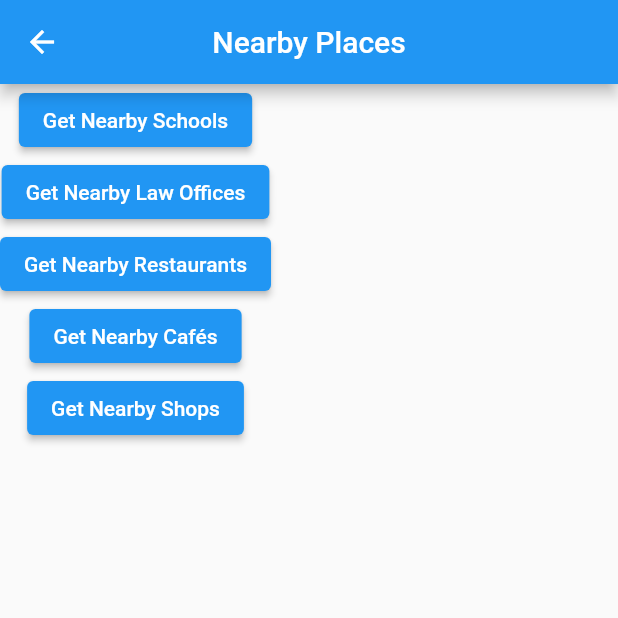
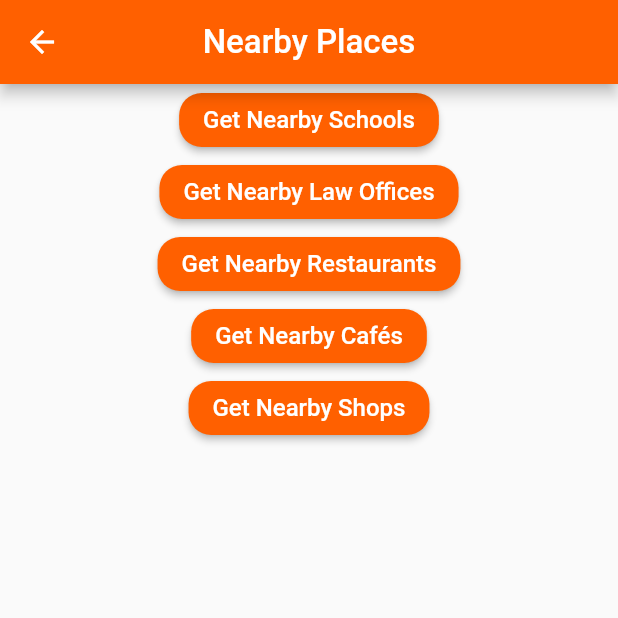
Before and after one commit to m-ert/voyager, a Flutter app: the screen it shows after launch, after a tap on "Nearby Places", on a phone screen of 412 x 824 dp, the top half of it. Run offline on Flutter 3.47's test engine with Material 2 defaults, Android fonts, the phone set to English and light mode, and no system bars; our stand-ins replace firebase_auth, firebase_core, google_maps_flutter; accounts and stored records are empty; network calls fail.

Commit message:
Tiny changes

```diff
--- a/lib/main.dart
+++ b/lib/main.dart
@@ -89,6 +89,7 @@ class PageContent extends StatelessWidget {
           ),
         ),
         Center(
+          child: Center(
             child: Row(
               children: [
                 TextButton(
@@ -98,7 +99,8 @@ class PageContent extends StatelessWidget {
                   ),
                   onPressed: () {
                     Navigator.of(context).push(
-                    MaterialPageRoute(builder: (context) => const WidgetTree()),
+                      MaterialPageRoute(
+                          builder: (context) => const WidgetTree()),
                     );
                   },
                   child: Text(
@@ -116,8 +118,15 @@ class PageContent extends StatelessWidget {
                             builder: (context) => const NearByPlacesScreen()),
                       );
                     },
-                  child: Text('Nearby Places'))
+                    child: Text(
+                      'Nearby Places',
+                      style: TextStyle(
+                          color: Color(0xffFF6000),
+                          fontSize: 16,
+                          fontWeight: FontWeight.bold),
+                    ))
               ],
+            ),
           ),
         ),
         Padding(
--- a/lib/pages/home_page.dart
+++ b/lib/pages/home_page.dart
@@ -18,7 +18,7 @@ class HomePage extends StatelessWidget {
       'Profile',
       style: TextStyle(
         fontSize: 24,
-        color: Colors.black,
+        color: Colors.white,
       ),
     );
   }
@@ -46,9 +46,9 @@ class HomePage extends StatelessWidget {
   Widget build(BuildContext context) {
     return Scaffold(
       appBar: AppBar(
-        backgroundColor: Colors.white,
+        backgroundColor: Color(0xffFF6000),
         leading: BackButton(
-          color: Colors.black,
+          color: Colors.white,
           onPressed: () {
             Navigator.push(
               context,
--- a/lib/pages/nearby_places.dart
+++ b/lib/pages/nearby_places.dart
@@ -25,37 +25,78 @@ class _NearByPlacesScreenState extends State<NearByPlacesScreen> {
   Widget build(BuildContext context) {
     return Scaffold(
       appBar: AppBar(
-        title: const Text('Nearby Places'),
+        title: const Text(
+          'Nearby Places',
+          style: TextStyle(fontSize: 22),
+        ),
         centerTitle: true,
+        backgroundColor: Color(0xffFF6000),
       ),
       body: SingleChildScrollView(
         child: Column(
           children: [
-            ElevatedButton(
-                onPressed: () {
-                  getNearbyPlacesByType('school');
-                },
-                child: const Text("Get Nearby Schools")),
+            Center(
+              child: ElevatedButton(
+                  onPressed: () {
+                    getNearbyPlacesByType('school');
+                  },
+                  style: ElevatedButton.styleFrom(
+                      primary: Color(0xffFF6000),
+                      shape: RoundedRectangleBorder(
+                          borderRadius: BorderRadius.circular(15))),
+                  child: const Text(
+                    "Get Nearby Schools",
+                    style: TextStyle(fontSize: 16),
+                  )),
+            ),
             ElevatedButton(
                 onPressed: () {
                   getNearbyPlacesByKeyword('hukuk');
                 },
-                child: const Text("Get Nearby Law Offices")),
+                style: ElevatedButton.styleFrom(
+                    primary: Color(0xffFF6000),
+                    shape: RoundedRectangleBorder(
+                        borderRadius: BorderRadius.circular(15))),
+                child: const Text(
+                  "Get Nearby Law Offices",
+                  style: TextStyle(fontSize: 16),
+                )),
             ElevatedButton(
                 onPressed: () {
                   getNearbyPlacesByKeyword('restaurant');
                 },
-                child: const Text("Get Nearby Restaurants")),
+                style: ElevatedButton.styleFrom(
+                    primary: Color(0xffFF6000),
+                    shape: RoundedRectangleBorder(
+                        borderRadius: BorderRadius.circular(15))),
+                child: const Text(
+                  "Get Nearby Restaurants",
+                  style: TextStyle(fontSize: 16),
+                )),
             ElevatedButton(
                 onPressed: () {
                   getNearbyPlacesByKeyword('coffee');
                 },
-                child: const Text("Get Nearby Cafés")),
+                style: ElevatedButton.styleFrom(
+                    primary: Color(0xffFF6000),
+                    shape: RoundedRectangleBorder(
+                        borderRadius: BorderRadius.circular(15))),
+                child: const Text(
+                  "Get Nearby Cafés",
+                  style: TextStyle(fontSize: 16),
+                )),
             ElevatedButton(
                 onPressed: () {
                   getNearbyPlacesByKeyword('shopping');
                 },
-                child: const Text("Get Nearby Shops")),
+                style: ElevatedButton.styleFrom(
+                    primary: Color(0xffFF6000),
+                    shape: RoundedRectangleBorder(
+                        borderRadius: BorderRadius.circular(15))),
+                child: const Text(
+                  "Get Nearby Shops",
+                  style: TextStyle(fontSize: 16),
+                )),
             if (nearbyPlacesResponse.results != null)
               for (int i = 0; i < nearbyPlacesResponse.results!.length; i++)
                 nearbyPlacesWidget(nearbyPlacesResponse.results![i])
```
Lines whose indentation alone changed are shown as unchanged.
